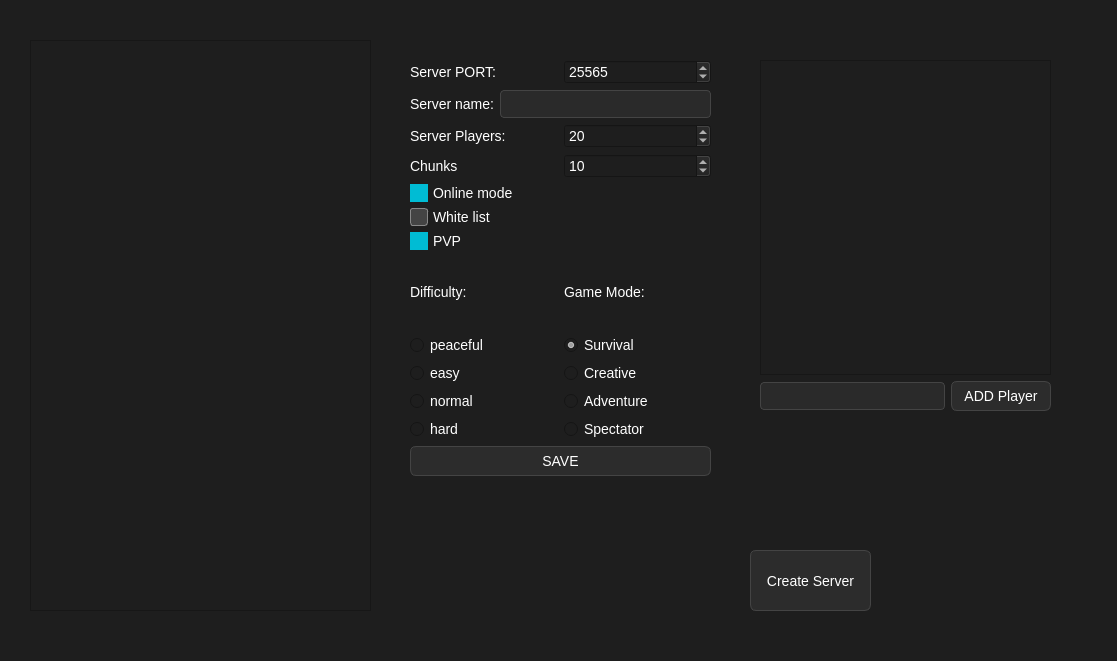
MarcRoviraP/Gestor_Minecraft_Server, file ui/mainwindow.ui: the form before one commit.
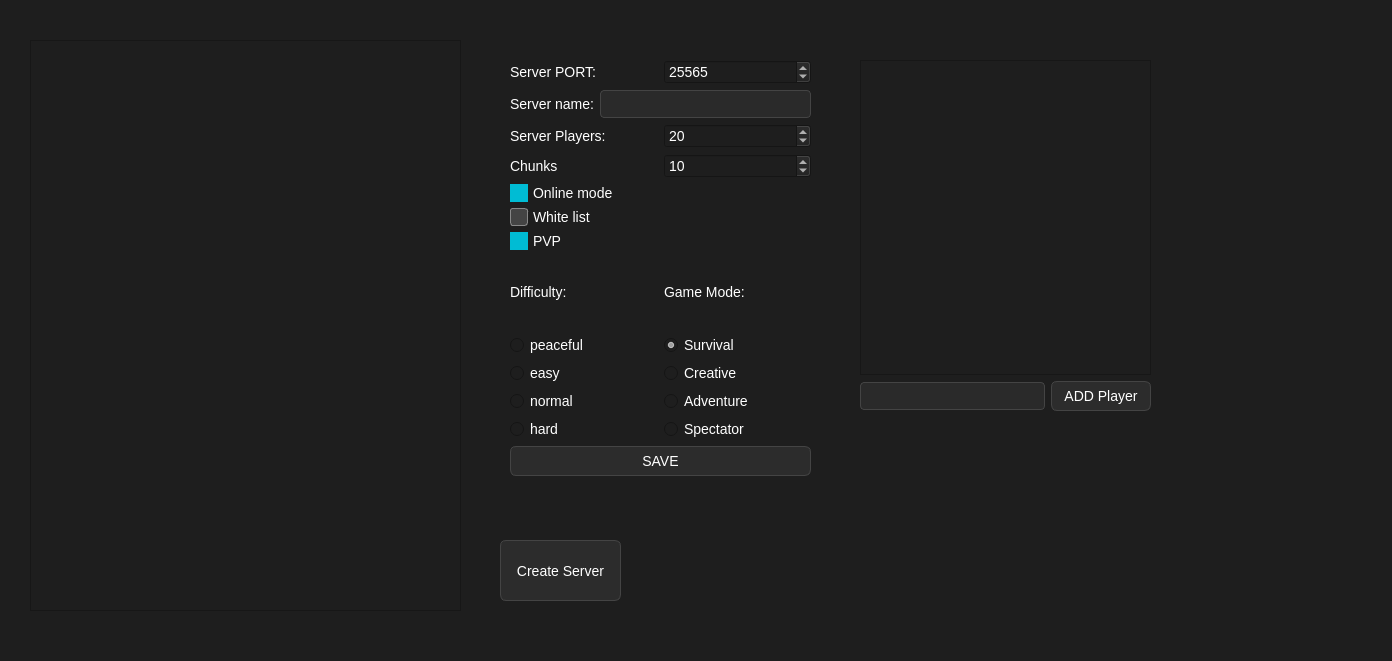
The form after the commit.

Commit message: Update UI layout and dimensions for improved server management interface

The edit to the form file:
```diff
--- a/ui/mainwindow.ui
+++ b/ui/mainwindow.ui
@@ -6,7 +6,7 @@
    <rect>
     <x>0</x>
     <y>0</y>
-    <width>1117</width>
+    <width>1392</width>
     <height>661</height>
    </rect>
   </property>
@@ -146,7 +146,7 @@
      <rect>
       <x>30</x>
       <y>40</y>
-      <width>341</width>
+      <width>431</width>
       <height>571</height>
      </rect>
     </property>
@@ -154,8 +154,8 @@
    <widget class="QPushButton" name="createServerBtn">
     <property name="geometry">
      <rect>
-      <x>750</x>
-      <y>550</y>
+      <x>500</x>
+      <y>540</y>
       <width>121</width>
       <height>61</height>
      </rect>
@@ -167,7 +167,7 @@
    <widget class="QWidget" name="configurePropertiesWidget" native="true">
     <property name="geometry">
      <rect>
-      <x>390</x>
+      <x>490</x>
       <y>40</y>
       <width>691</width>
       <height>471</height>
```
Left out of the diff: 2 changed lines with no effect on the pictures. The commit also changes 2 other files.
